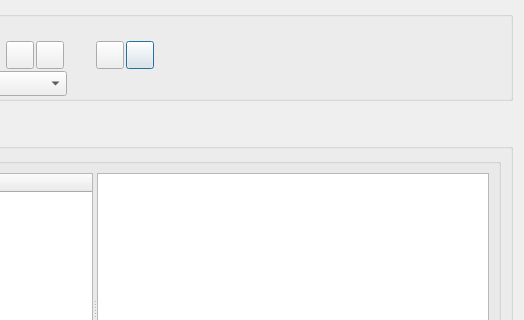
This is GUI_UIs/ui_dialog_code_relations.ui in ccbogel/QualCoder as Qt 5 draws it before an edit; both pictures show x 335 to 859 and y 0 to 320 of the 859 by 803 pixel window. The edited form follows.
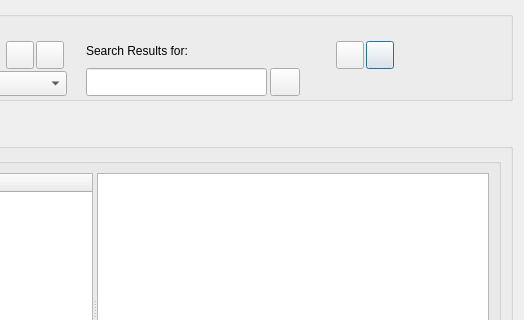
This is the edited form.

```diff
--- a/GUI_UIs/ui_dialog_code_relations.ui
+++ b/GUI_UIs/ui_dialog_code_relations.ui
@@ -65,7 +65,7 @@
      <widget class="QPushButton" name="pushButton_exportcsv">
       <property name="geometry">
        <rect>
-        <x>450</x>
+        <x>690</x>
         <y>30</y>
         <width>28</width>
         <height>28</height>
@@ -200,7 +200,7 @@
      <widget class="QPushButton" name="pushButton_boxplots">
       <property name="geometry">
        <rect>
-        <x>420</x>
+        <x>660</x>
         <y>30</y>
         <width>28</width>
         <height>28</height>
@@ -213,6 +213,51 @@
        <string/>
       </property>
      </widget>
+     <widget class="QLabel" name="label_search_results">
+      <property name="geometry">
+       <rect>
+        <x>410</x>
+        <y>30</y>
+        <width>181</width>
+        <height>20</height>
+       </rect>
+      </property>
+      <property name="text">
+       <string>Search Results for:</string>
+      </property>
+      <property name="wordWrap">
+       <bool>true</bool>
+      </property>
+     </widget>
+     <widget class="QLineEdit" name="lineEdit_search_results">
+      <property name="geometry">
+       <rect>
+        <x>410</x>
+        <y>57</y>
+        <width>181</width>
+        <height>28</height>
+       </rect>
+      </property>
+      <property name="toolTip">
+       <string>Search results for text</string>
+      </property>
+     </widget>
+     <widget class="QPushButton" name="pushButton_search_next">
+      <property name="geometry">
+       <rect>
+        <x>594</x>
+        <y>57</y>
+        <width>30</width>
+        <height>28</height>
+       </rect>
+      </property>
+      <property name="toolTip">
+       <string>Search for next occurence in results</string>
+      </property>
+      <property name="text">
+       <string/>
+      </property>
+     </widget>
     </widget>
    </item>
    <item>
```
